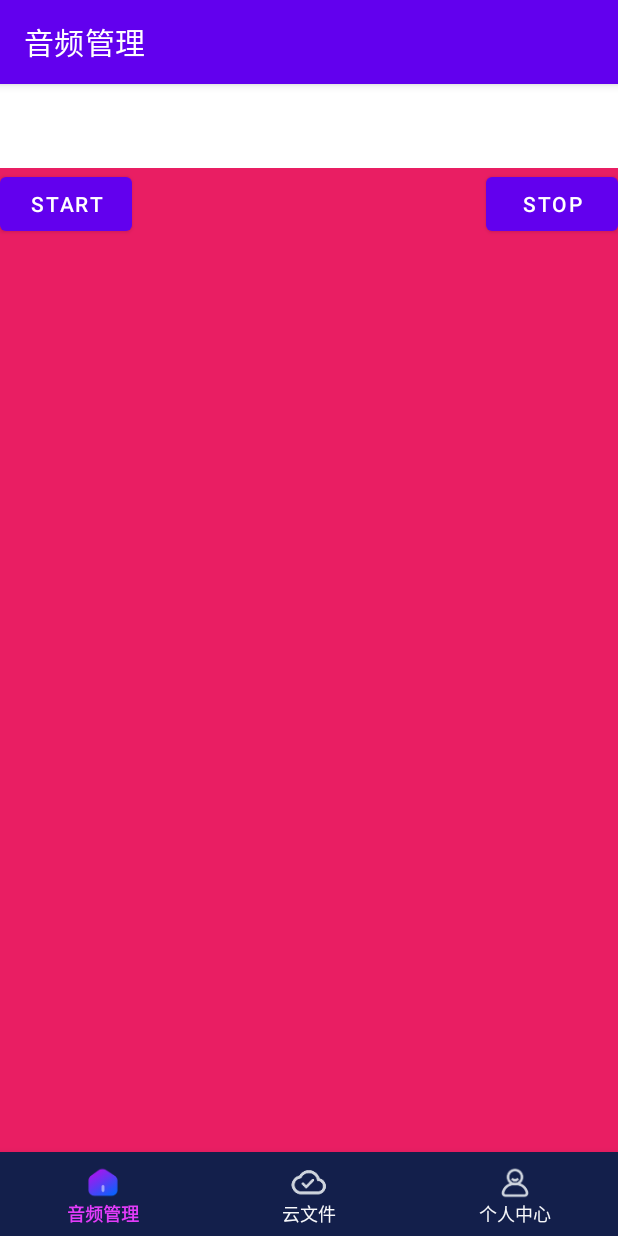
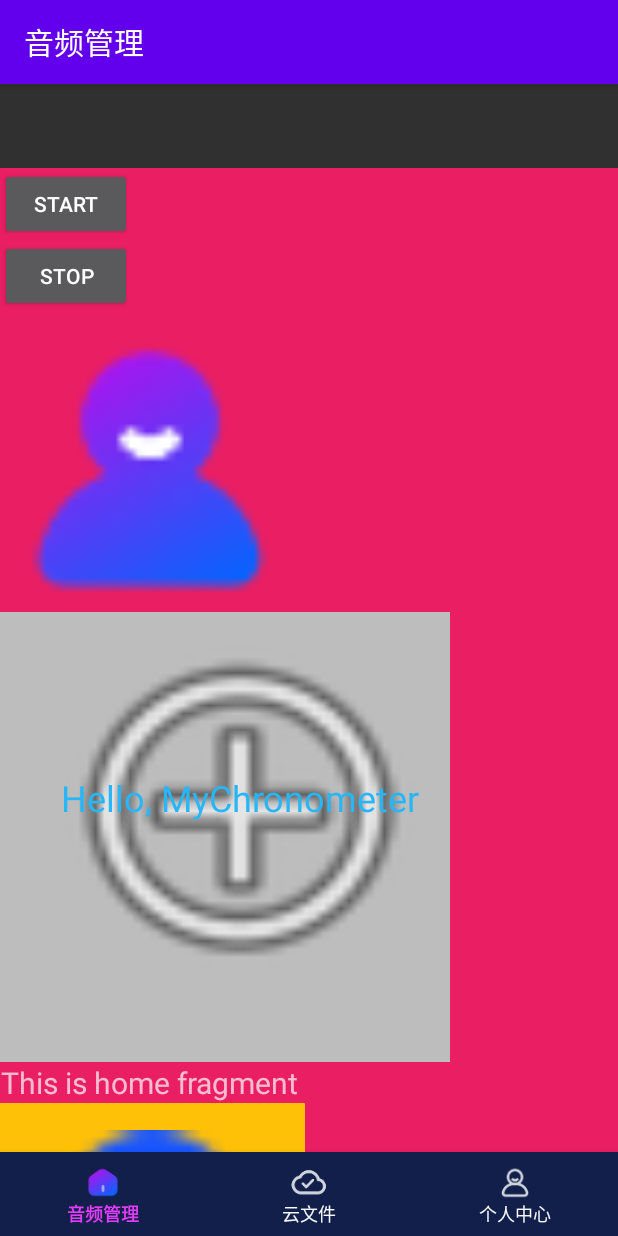
Before and after one commit to heweitykc/Test1Application, an Android app: the screen it shows after launch (MainActivity), on a phone screen of 412 x 824 dp. Run offline under Robolectric (Android 15) with nearby library versions, the phone set to English and light mode, and no system bars; our stand-ins replace navigation-ui.

Commit message:
viewmodel加入

```diff
--- a/app/src/main/AndroidManifest.xml
+++ b/app/src/main/AndroidManifest.xml
@@ -2,6 +2,9 @@
 <manifest xmlns:android="http://schemas.android.com/apk/res/android"
     package="com.palmmob3.test1application">
 
+    <uses-permission
+        android:name="android.permission.ACCESS_COARSE_LOCATION"
+        android:maxSdkVersion="22" />
     <application
         android:allowBackup="true"
         android:icon="@mipmap/ic_launcher"
@@ -19,6 +22,8 @@
                 <category android:name="android.intent.category.LAUNCHER" />
             </intent-filter>
         </activity>
+
+        <service android:name=".services.MyLocationService" />
     </application>
 
 </manifest>
--- /dev/null
+++ b/app/src/main/java/com/palmmob3/test1application/ui/adapter/RecycleViewAdapter.java
@@ -0,0 +1,56 @@
+package com.palmmob3.test1application.ui.adapter;
+
+import android.text.Layout;
+import android.view.LayoutInflater;
+import android.view.View;
+import android.view.ViewGroup;
+import android.widget.TextView;
+
+import androidx.annotation.NonNull;
+import androidx.recyclerview.widget.RecyclerView;
+
+import com.palmmob3.test1application.R;
+import com.palmmob3.test1application.bean.User;
+
+import java.util.List;
+
+public class RecycleViewAdapter extends RecyclerView.Adapter<RecycleViewAdapter.MyViewHolder> {
+
+   public List<User> users;
+
+   public RecycleViewAdapter(List<User> users){
+      this.users = users;
+   }
+
+   public void setUsers(List<User> users){
+      this.users = users;
+   }
+
+   @NonNull
+   @Override
+   public MyViewHolder onCreateViewHolder(@NonNull ViewGroup parent, int viewType) {
+      View root = LayoutInflater.from(parent.getContext()).inflate(R.layout.recycle_item, parent, false);
+      return new MyViewHolder(root);
+   }
+
+   @Override
+   public void onBindViewHolder(@NonNull MyViewHolder holder, int position) {
+      User user = users.get(position);
+      holder.txtUsername.setText(user.userName);
+   }
+
+   @Override
+   public int getItemCount() {
+      return users == null ? 0 :users.size();
+   }
+
+   public class MyViewHolder extends RecyclerView.ViewHolder {
+      private TextView txtUsername;
+
+      public MyViewHolder(View view){
+         super(view);
+         txtUsername = view.findViewById(R.id.txt_username);
+      }
+   }
+
+}
--- a/app/src/main/java/com/palmmob3/test1application/ui/home/HomeFragment.java
+++ b/app/src/main/java/com/palmmob3/test1application/ui/home/HomeFragment.java
@@ -1,5 +1,6 @@
 package com.palmmob3.test1application.ui.home;
 
+import android.content.Intent;
 import android.os.Bundle;
 import android.view.LayoutInflater;
 import android.view.View;
@@ -8,26 +9,83 @@ import android.widget.TextView;
 
 import androidx.annotation.NonNull;
 import androidx.fragment.app.Fragment;
+import androidx.lifecycle.Observer;
 import androidx.lifecycle.ViewModelProvider;
+import androidx.recyclerview.widget.LinearLayoutManager;
+import androidx.recyclerview.widget.RecyclerView;
 
+import com.palmmob3.test1application.bean.User;
 import com.palmmob3.test1application.databinding.FragmentHomeBinding;
+import com.palmmob3.test1application.services.MyLocationService;
+import com.palmmob3.test1application.ui.adapter.RecycleViewAdapter;
+
+import java.util.ArrayList;
+import java.util.List;
 
 public class HomeFragment extends Fragment {
 
     private FragmentHomeBinding binding;
+    private HomeViewModel homeViewModel;
+    private RecycleViewAdapter mRv01Adapter;
 
     public View onCreateView(@NonNull LayoutInflater inflater,
                              ViewGroup container, Bundle savedInstanceState) {
-        HomeViewModel homeViewModel =
+        homeViewModel =
                 new ViewModelProvider(this).get(HomeViewModel.class);
 
         binding = FragmentHomeBinding.inflate(inflater, container, false);
         View root = binding.getRoot();
 
-//        final TextView textView = binding.textHome;
-//        homeViewModel.getText().observe(getViewLifecycleOwner(), textView::setText);
+        mRv01Adapter = new RecycleViewAdapter(null);
+
+        final TextView textView = binding.textHome;
+        final RecyclerView rv01 = binding.rv01;
+
+        rv01.setLayoutManager(new LinearLayoutManager(this.getContext()));
+        rv01.setAdapter(mRv01Adapter);
+
+        homeViewModel.getText().observe(getViewLifecycleOwner(), textView::setText);
+        homeViewModel.getUserList().observe(getViewLifecycleOwner(), new Observer<List<User>>() {
+            @Override
+            public void onChanged(List<User> users) {
+                mRv01Adapter.setUsers(users);
+                mRv01Adapter.notifyDataSetChanged();
+            }
+        });
+
+
+        binding.btnStart.setOnClickListener(v -> startGps(v));
+        binding.btnStop.setOnClickListener(v -> stopGps(v));
 
         return root;
+    }
+
+    public void startGps(View view){
+        getActivity().startService(new Intent(getActivity(), MyLocationService.class));
+        homeViewModel.setText("startGps");
+        homeViewModel.setUserList(getusers1());
+    }
+
+    public void stopGps(View view){
+        getActivity().stopService(new Intent(getActivity(), MyLocationService.class));
+        homeViewModel.setText("stopGps");
+        homeViewModel.setUserList(getusers2());
+    }
+
+    List<User> getusers1(){
+        List<User> users = new ArrayList<>();
+        for(int i=0;i<20;i++){
+            users.add(new User("test1_" + i));
+        }
+        return users;
+    }
+
+    List<User> getusers2(){
+        List<User> users = new ArrayList<>();
+        for(int i=0;i<10;i++){
+            users.add(new User("test2_" + i));
+        }
+        return users;
     }
 
     @Override
--- a/app/src/main/java/com/palmmob3/test1application/ui/home/HomeViewModel.java
+++ b/app/src/main/java/com/palmmob3/test1application/ui/home/HomeViewModel.java
@@ -1,19 +1,46 @@
 package com.palmmob3.test1application.ui.home;
 
+import android.app.Application;
+
+import androidx.annotation.NonNull;
+import androidx.lifecycle.AndroidViewModel;
 import androidx.lifecycle.LiveData;
 import androidx.lifecycle.MutableLiveData;
 import androidx.lifecycle.ViewModel;
 
-public class HomeViewModel extends ViewModel {
+import com.palmmob3.test1application.bean.User;
+
+import java.util.List;
+
+public class HomeViewModel extends AndroidViewModel {
 
     private final MutableLiveData<String> mText;
 
-    public HomeViewModel() {
+    private final MutableLiveData<List<User>> mUserList;
+
+    public HomeViewModel(@NonNull Application application) {
+        super(application);
+
         mText = new MutableLiveData<>();
+
+        mUserList = new MutableLiveData<>();
+
         mText.setValue("This is home fragment");
+    }
+
+    public void setText(String txt){
+        mText.setValue(txt);
+    }
+
+    public void setUserList(List<User> users){
+        mUserList.setValue(users);
     }
 
     public LiveData<String> getText() {
         return mText;
     }
+
+    public LiveData<List<User>> getUserList() {
+        return mUserList;
+    }
 }
--- a/app/src/main/res/layout/blank2_fragment.xml
+++ b/app/src/main/res/layout/blank2_fragment.xml
@@ -4,24 +4,14 @@
     xmlns:tools="http://schemas.android.com/tools"
     android:layout_width="wrap_content"
     android:layout_height="wrap_content"
-    android:background="#E91E63"
+    android:background="#FFC107"
     tools:context=".Blank2Fragment">
 
     <ImageView
         android:id="@+id/imageView"
         android:layout_width="203dp"
         android:layout_height="174dp"
-        tools:src="@tools:sample/backgrounds/scenic" />
+        android:src="@drawable/cloud_sync_complete" />
 
-    <TextView
-        android:layout_width="wrap_content"
-        android:layout_height="wrap_content"
-        android:text="Hello" />
-
-    <Button
-        android:id="@+id/button"
-        android:layout_width="wrap_content"
-        android:layout_height="wrap_content"
-        android:text="Button" />
 
 </FrameLayout>
--- a/app/src/main/res/layout/fragment_dashboard.xml
+++ b/app/src/main/res/layout/fragment_dashboard.xml
@@ -20,4 +20,5 @@
         app:layout_constraintEnd_toEndOf="parent"
         app:layout_constraintStart_toStartOf="parent"
         app:layout_constraintTop_toTopOf="parent" />
+
 </androidx.constraintlayout.widget.ConstraintLayout>
--- a/app/src/main/res/layout/fragment_home.xml
+++ b/app/src/main/res/layout/fragment_home.xml
@@ -16,52 +16,62 @@
         app:layout_constraintStart_toStartOf="parent"
         app:layout_constraintTop_toTopOf="parent">
 
-        <androidx.constraintlayout.widget.ConstraintLayout
+        <LinearLayout
             android:id="@+id/linearLayout"
             android:layout_width="match_parent"
-            android:layout_height="wrap_content">
+            android:layout_height="wrap_content"
+            android:orientation="vertical">
 
             <Button
-                android:id="@+id/button2"
+                android:id="@+id/btnStart"
                 android:layout_width="wrap_content"
                 android:layout_height="wrap_content"
-                android:text="@string/btn_start"
-                app:layout_constraintStart_toStartOf="parent"
-                app:layout_constraintTop_toTopOf="parent" />
+                android:text="@string/btn_start" />
 
             <Button
-                android:id="@+id/button3"
+                android:id="@+id/btnStop"
                 android:layout_width="wrap_content"
                 android:layout_height="wrap_content"
-                android:text="@string/btn_stop"
-                app:layout_constraintEnd_toEndOf="parent"
-                app:layout_constraintTop_toTopOf="parent" />
+                android:text="@string/btn_stop" />
+
+            <ImageView
+                android:id="@+id/imageView2"
+                android:layout_width="200dp"
+                android:layout_height="200dp"
+                android:src="@drawable/my_selected" />
+
+            <com.palmmob3.test1application.ui.widget.MyChronometer
+                style="@style/Widget.Theme.AppCompat.Light.NoActionBar.MyView"
+                android:layout_width="300dp"
+                android:layout_height="300dp"
+                android:paddingLeft="20dp"
+                android:paddingBottom="40dp"
+                app:exampleDimension="24sp"
+                app:exampleDrawable="@android:drawable/ic_menu_add"
+                app:exampleString="Hello, MyChronometer" />
 
             <TextView
                 android:id="@+id/text_home"
-                android:layout_width="0dp"
+                android:layout_width="wrap_content"
                 android:layout_height="wrap_content"
-                android:layout_marginStart="8dp"
-                android:layout_marginLeft="8dp"
-                android:layout_marginEnd="8dp"
-                android:layout_marginRight="8dp"
+                android:text="@string/title_home"
                 android:textAlignment="center"
-                android:textSize="20sp"
-                app:layout_constraintBottom_toBottomOf="parent"
-                app:layout_constraintEnd_toEndOf="parent"
-                app:layout_constraintStart_toStartOf="parent"
-                app:layout_constraintTop_toBottomOf="@+id/button3" />
+                android:textSize="20sp" />
 
             <androidx.fragment.app.FragmentContainerView
                 android:id="@+id/fragment_container_view"
                 android:name="com.palmmob3.test1application.Blank2Fragment"
                 android:layout_width="wrap_content"
-                android:layout_height="wrap_content"
-                app:layout_constraintBottom_toBottomOf="parent"
-                app:layout_constraintEnd_toStartOf="parent"
-                app:layout_constraintStart_toStartOf="parent"
-                app:layout_constraintTop_toBottomOf="parent" />
-        </androidx.constraintlayout.widget.ConstraintLayout>
+                android:layout_height="wrap_content" />
+
+            <androidx.recyclerview.widget.RecyclerView
+                android:id="@+id/rv_01"
+                android:layout_width="match_parent"
+                android:layout_height="match_parent" />
+
+
+        </LinearLayout>
     </ScrollView>
 
+
 </androidx.constraintlayout.widget.ConstraintLayout>
--- a/app/src/main/res/values/themes.xml
+++ b/app/src/main/res/values/themes.xml
@@ -1,6 +1,6 @@
 <resources xmlns:tools="http://schemas.android.com/tools">
     <!-- Base application theme. -->
-    <style name="Theme.Test1Application" parent="Theme.MaterialComponents.DayNight.DarkActionBar">
+    <style name="Theme.Test1Application" parent="Theme.AppCompat">
         <!-- Primary brand color. -->
         <item name="colorPrimary">@color/purple_500</item>
         <item name="colorPrimaryVariant">@color/purple_700</item>
```
Also changed, not shown: app/src/main/java/com/palmmob3/test1application/bean/User.java (added, +11 -0 lines), app/src/main/java/com/palmmob3/test1application/ui/widget/MyChronometer.java (+7 -8 lines), app/src/main/res/layout/recycle_item.xml (added, +14 -0 lines).
